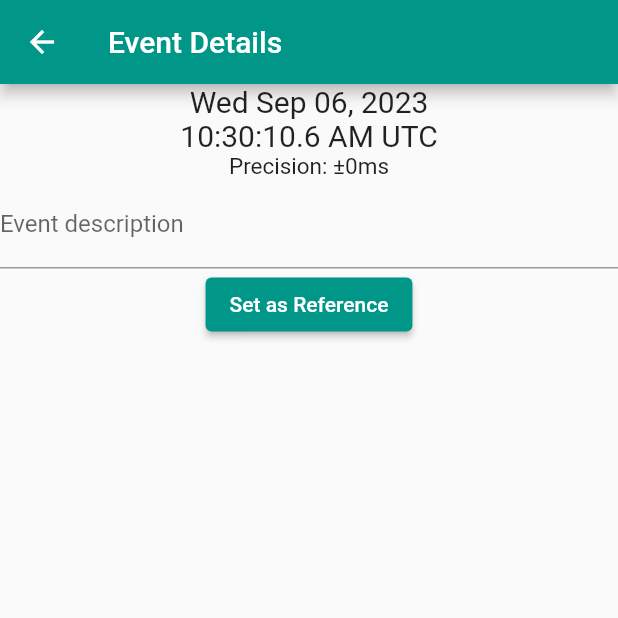
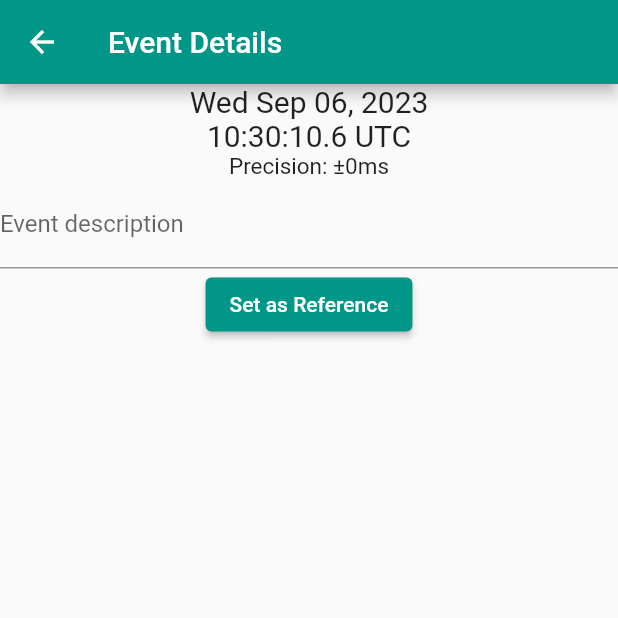
Before and after one commit to elgill/Timestamp, a Flutter app: the EventDetailPage screen opened directly with empty values, on a phone screen of 412 x 824 dp, the top half of it. Run offline on Flutter 3.47's test engine with Material 2 defaults, Android fonts, the light colour scheme and no system bars; our stand-ins replace flutter_riverpod, package_info_plus, shared_preferences, wakelock_plus; missing offline and left inert: advanced_ntp; accounts and stored records are empty.

Commit message:
Fix UTC date issue

```diff
--- a/lib/pages/event_detail.dart
+++ b/lib/pages/event_detail.dart
@@ -1,9 +1,11 @@
 import 'package:flutter/material.dart';
+import 'package:flutter_riverpod/flutter_riverpod.dart';
 import 'package:timestamp/enums/time_format.dart';
 import 'package:timestamp/models/event.dart';
+import 'package:timestamp/providers/shared_pref_provider.dart';
 import 'package:timestamp/utils/time_utils.dart';
 
-class EventDetailPage extends StatefulWidget {
+class EventDetailPage extends ConsumerStatefulWidget {
   final Event event;
   final Function(Event) onSetAsReference;
 
@@ -18,7 +20,7 @@
 }
 
 
-class _EventDetailPageState extends State<EventDetailPage> {
+class _EventDetailPageState extends ConsumerState<EventDetailPage> {
   late TextEditingController _descriptionController;
 
   @override
@@ -31,6 +33,7 @@
   Widget build(BuildContext context) {
     Event event = widget.event;
     DateTime dateTime = event.time;
+    TimeFormat timeFormat = ref.watch(sharedUtilityProvider).getTimeFormat();
 
     return Scaffold(
       appBar: AppBar(
@@ -45,8 +48,8 @@
       ),
       body: Column(
         children: [
-          Text(formatDate(dateTime), style: const TextStyle(fontSize: 20)),
-          Text(formatAbsoluteTime(dateTime, TimeFormat.local12Hour), style: const TextStyle(fontSize: 20)),
+          Text(formatDate(dateTime, timeFormat), style: const TextStyle(fontSize: 20)),
+          Text(formatAbsoluteTime(dateTime, timeFormat), style: const TextStyle(fontSize: 20)),
           widget.event.precision >= 0 ?
           Text('Precision: ±${widget.event.precision}ms', style: const TextStyle(fontSize: 15)):
           const Text('Precision: Unknown', style: TextStyle(fontSize: 15)),
--- a/lib/utils/time_utils.dart
+++ b/lib/utils/time_utils.dart
@@ -69,6 +69,9 @@
   return "$sign${timeComponents.join(' ')}";
 }
 
-String formatDate(DateTime dateTime){
+String formatDate(DateTime dateTime, TimeFormat timeFormat){
+  if(timeFormat == TimeFormat.utc24Hour){
+    dateTime = dateTime.toUtc();
+  }
   return DateFormat('EEE MMM dd, y').format(dateTime);
 }
--- a/pubspec.yaml
+++ b/pubspec.yaml
@@ -16,7 +16,7 @@
 # https://developer.apple.com/library/archive/documentation/General/Reference/InfoPlistKeyReference/Articles/CoreFoundationKeys.html
 # In Windows, build-name is used as the major, minor, and patch parts
 # of the product and file versions while build-number is used as the build suffix.
-version: 1.0.0+13
+version: 1.0.0+14
 
 environment:
   sdk: '>=3.0.6 <4.0.0'
```
Also changed, not shown: lib/main_screen.dart (+8 -2 lines).
